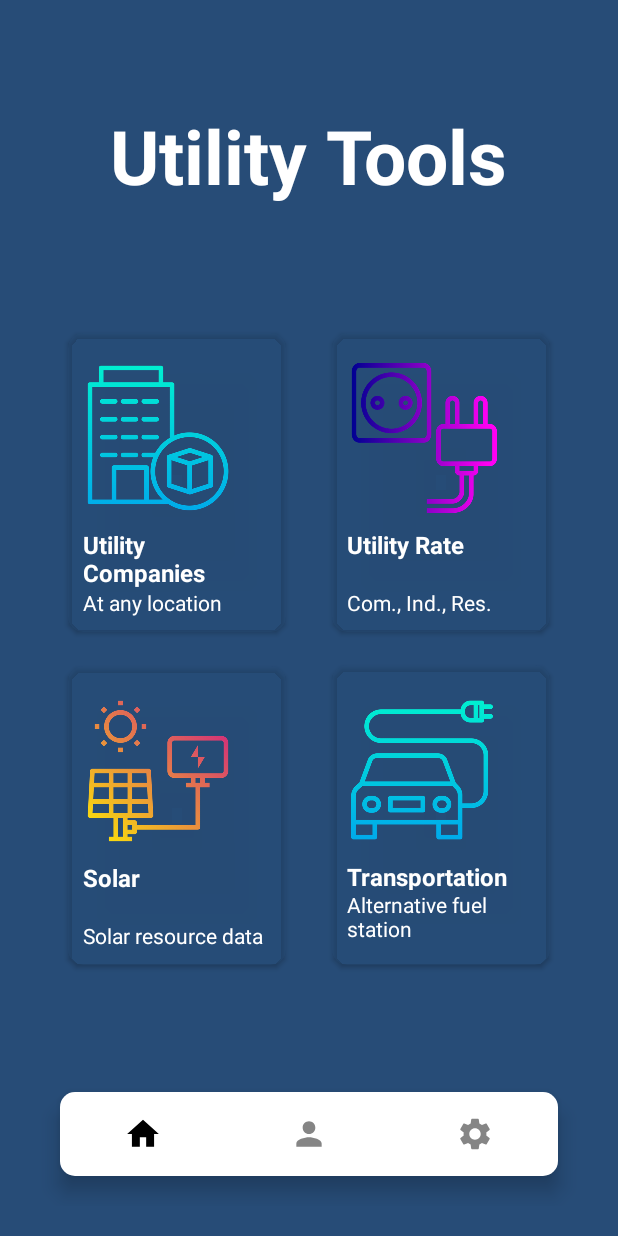
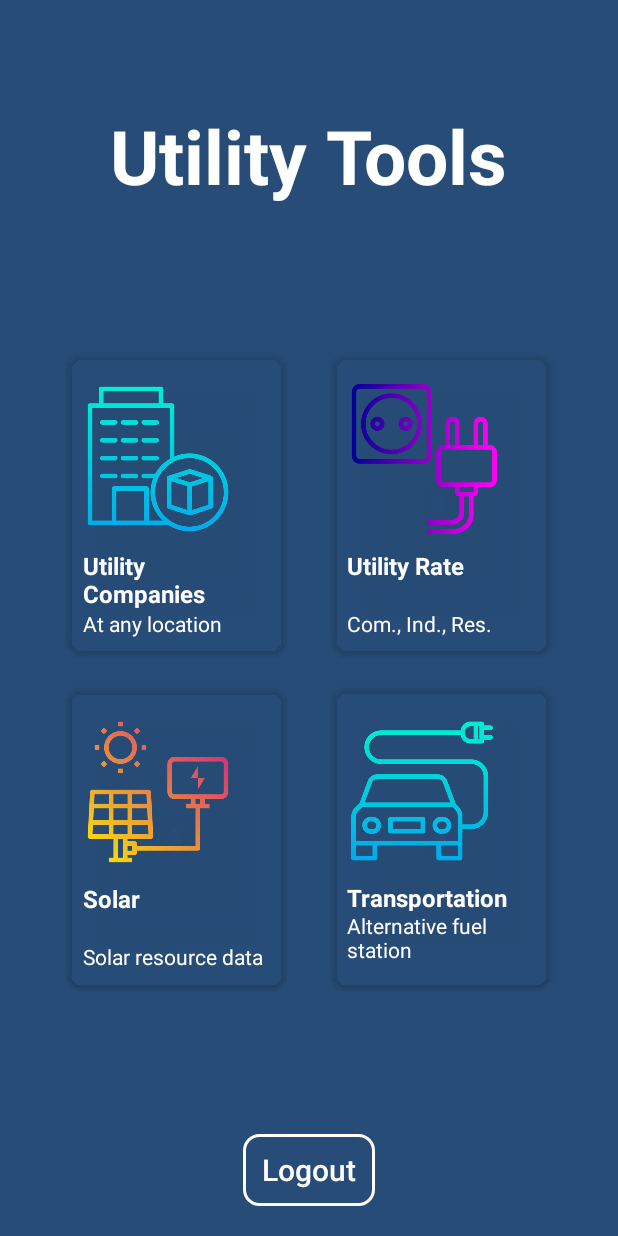
Before and after one commit to musa211/ElectricApp, an Android app: the UtilityDashboardActivity screen opened directly, with no data from a screen before it, on a phone screen of 412 x 824 dp. Run offline under Robolectric (Android 15) with nearby library versions, the phone set to English and light mode, and no system bars; our stand-ins replace Firebase (no records; nobody signed in at launch, a user with empty details on screens opened directly).

Commit message:
Added logout button and took out bottom navigation

```diff
--- a/app/build.gradle
+++ b/app/build.gradle
@@ -33,7 +33,7 @@ dependencies {
     implementation 'androidx.appcompat:appcompat:1.3.1'
     implementation 'com.google.android.material:material:1.4.0'
     implementation 'androidx.constraintlayout:constraintlayout:2.1.1'
-    implementation 'com.google.firebase:firebase-auth:19.2.0'
+    implementation 'com.google.firebase:firebase-auth:21.0.1'
     implementation 'com.google.android.gms:play-services-maps:17.0.0'
     implementation 'androidx.legacy:legacy-support-v4:1.0.0'
     testImplementation 'junit:junit:4.+'
--- a/app/src/main/AndroidManifest.xml
+++ b/app/src/main/AndroidManifest.xml
@@ -11,6 +11,9 @@
         android:roundIcon="@mipmap/ic_launcher_round"
         android:supportsRtl="true"
         android:theme="@style/Theme.ElectricApp">
+        <activity
+            android:name=".GoogleSignInActivity"
+            android:exported="true" />
         <activity
             android:name=".UtilityRequestRateActivity"
             android:exported="true" />
--- a/app/src/main/java/com/example/electricapp/UtilityDashboardActivity.java
+++ b/app/src/main/java/com/example/electricapp/UtilityDashboardActivity.java
@@ -7,6 +7,9 @@ import androidx.cardview.widget.CardView;
 import android.content.Intent;
 import android.os.Bundle;
 import android.view.View;
+import android.widget.Button;
+
+import com.google.firebase.auth.FirebaseAuth;
 
 public class UtilityDashboardActivity extends AppCompatActivity implements View.OnClickListener {
 
@@ -14,6 +17,9 @@ public class UtilityDashboardActivity extends AppCompatActivity implements View.
     private CardView cardTwo;
     private CardView cardThree;
     private CardView cardFour;
+
+    private Button btnLogout;
+    private FirebaseAuth mAuth;
 
     @Override
     protected void onCreate(Bundle savedInstanceState) {
@@ -34,6 +40,18 @@ public class UtilityDashboardActivity extends AppCompatActivity implements View.
         cardTwo.setOnClickListener(this);
         cardThree.setOnClickListener(this);
         cardFour.setOnClickListener(this);
+
+        btnLogout = findViewById(R.id.btnLogout);
+        mAuth = FirebaseAuth.getInstance();
+        btnLogout.setOnClickListener(new View.OnClickListener() {
+            @Override
+            public void onClick(View view) {
+                mAuth.signOut();
+                Intent intent = new Intent(UtilityDashboardActivity.this, LoginActivity.class);
+
+                startActivity(intent);
+            }
+        });
     }
 
     @Override
--- a/app/src/main/res/drawable/bottom_navigation_item.xml
+++ /dev/null
@@ -1,9 +0,0 @@
-<?xml version="1.0" encoding="utf-8"?>
-<selector xmlns:android="http://schemas.android.com/apk/res/android">
-
-
-    <item android:state_pressed="true" android:color="@color/black" />
-    <item android:state_checked="true" android:color="@color/black" />
-    <item android:color="@color/navi_bar_color" />
-
-</selector>
--- a/app/src/main/res/drawable/bottom_navigation_shape.xml
+++ /dev/null
@@ -1,9 +0,0 @@
-<?xml version="1.0" encoding="utf-8"?>
-<shape
-    xmlns:android="http://schemas.android.com/apk/res/android"
-    android:shape="rectangle" >
-
-    <solid  android:color="@color/white" />
-    <corners android:radius="10dp" />
-
-</shape>
--- a/app/src/main/res/drawable/ic_baseline_home_24.xml
+++ /dev/null
@@ -1,5 +0,0 @@
-<vector android:height="24dp" android:tint="#FFFFFF"
-    android:viewportHeight="24" android:viewportWidth="24"
-    android:width="24dp" xmlns:android="http://schemas.android.com/apk/res/android">
-    <path android:fillColor="@android:color/white" android:pathData="M10,20v-6h4v6h5v-8h3L12,3 2,12h3v8z"/>
-</vector>
--- a/app/src/main/res/drawable/ic_baseline_person_24.xml
+++ /dev/null
@@ -1,5 +0,0 @@
-<vector android:height="24dp" android:tint="#FFFFFF"
-    android:viewportHeight="24" android:viewportWidth="24"
-    android:width="24dp" xmlns:android="http://schemas.android.com/apk/res/android">
-    <path android:fillColor="@android:color/white" android:pathData="M12,12c2.21,0 4,-1.79 4,-4s-1.79,-4 -4,-4 -4,1.79 -4,4 1.79,4 4,4zM12,14c-2.67,0 -8,1.34 -8,4v2h16v-2c0,-2.66 -5.33,-4 -8,-4z"/>
-</vector>
--- a/app/src/main/res/drawable/ic_baseline_settings_24.xml
+++ /dev/null
@@ -1,5 +0,0 @@
-<vector android:height="24dp" android:tint="#FFFFFF"
-    android:viewportHeight="24" android:viewportWidth="24"
-    android:width="24dp" xmlns:android="http://schemas.android.com/apk/res/android">
-    <path android:fillColor="@android:color/white" android:pathData="M19.14,12.94c0.04,-0.3 0.06,-0.61 0.06,-0.94c0,-0.32 -0.02,-0.64 -0.07,-0.94l2.03,-1.58c0.18,-0.14 0.23,-0.41 0.12,-0.61l-1.92,-3.32c-0.12,-0.22 -0.37,-0.29 -0.59,-0.22l-2.39,0.96c-0.5,-0.38 -1.03,-0.7 -1.62,-0.94L14.4,2.81c-0.04,-0.24 -0.24,-0.41 -0.48,-0.41h-3.84c-0.24,0 -0.43,0.17 -0.47,0.41L9.25,5.35C8.66,5.59 8.12,5.92 7.63,6.29L5.24,5.33c-0.22,-0.08 -0.47,0 -0.59,0.22L2.74,8.87C2.62,9.08 2.66,9.34 2.86,9.48l2.03,1.58C4.84,11.36 4.8,11.69 4.8,12s0.02,0.64 0.07,0.94l-2.03,1.58c-0.18,0.14 -0.23,0.41 -0.12,0.61l1.92,3.32c0.12,0.22 0.37,0.29 0.59,0.22l2.39,-0.96c0.5,0.38 1.03,0.7 1.62,0.94l0.36,2.54c0.05,0.24 0.24,0.41 0.48,0.41h3.84c0.24,0 0.44,-0.17 0.47,-0.41l0.36,-2.54c0.59,-0.24 1.13,-0.56 1.62,-0.94l2.39,0.96c0.22,0.08 0.47,0 0.59,-0.22l1.92,-3.32c0.12,-0.22 0.07,-0.47 -0.12,-0.61L19.14,12.94zM12,15.6c-1.98,0 -3.6,-1.62 -3.6,-3.6s1.62,-3.6 3.6,-3.6s3.6,1.62 3.6,3.6S13.98,15.6 12,15.6z"/>
-</vector>
--- a/app/src/main/res/layout/activity_utility_dashboard.xml
+++ b/app/src/main/res/layout/activity_utility_dashboard.xml
@@ -34,7 +34,7 @@
         app:flow_maxElementsWrap="2"
         app:flow_verticalGap="10dp"
         app:flow_wrapMode="aligned"
-        app:layout_constraintBottom_toTopOf="@+id/bottomNavigation"
+        app:layout_constraintBottom_toTopOf="@+id/btnLogout"
         app:layout_constraintEnd_toEndOf="parent"
         app:layout_constraintStart_toStartOf="parent"
         app:layout_constraintTop_toBottomOf="@+id/tvTitle" />
@@ -209,19 +209,18 @@
 
     </androidx.cardview.widget.CardView>
 
-    <com.google.android.material.bottomnavigation.BottomNavigationView
-        android:id="@+id/bottomNavigation"
-        android:background="@drawable/bottom_navigation_shape"
-        android:elevation="10dp"
-        android:layout_alignParentBottom="true"
+    <Button
+        android:id="@+id/btnLogout"
+        android:background="@drawable/bg_input_shape"
         android:layout_height="wrap_content"
-        android:layout_width="match_parent"
-        android:layout_margin="20dp"
-        app:itemIconSize="25dp"
-        app:itemIconTint="@drawable/bottom_navigation_item"
-        app:itemRippleColor="@android:color/transparent"
-        app:layout_constraintBottom_toBottomOf="parent"
-        app:menu="@menu/menu_items"
-        app:labelVisibilityMode="unlabeled" />
+        android:layout_width="wrap_content"
+        android:layout_marginTop="25dp"
+        android:text="@string/logout"
+        android:textAllCaps="false"
+        android:textColor="@color/white"
+        android:textSize="20sp"
+        app:layout_constraintEnd_toEndOf="parent"
+        app:layout_constraintStart_toStartOf="parent"
+        app:layout_constraintBottom_toBottomOf="parent" />
 
 </androidx.constraintlayout.widget.ConstraintLayout>
--- a/app/src/main/res/menu/menu_items.xml
+++ /dev/null
@@ -1,16 +0,0 @@
-<?xml version="1.0" encoding="utf-8"?>
-<menu xmlns:android="http://schemas.android.com/apk/res/android" >
-
-    <item android:id="@+id/nav_home"
-        android:icon="@drawable/ic_baseline_home_24"
-        android:title="@string/home" />
-
-    <item android:id="@+id/nav_profile"
-        android:icon="@drawable/ic_baseline_person_24"
-        android:title="@string/profile" />
-
-    <item android:id="@+id/nav_settings"
-        android:icon="@drawable/ic_baseline_settings_24"
-        android:title="@string/settings" />
-
-</menu>
--- a/app/src/main/res/values/strings.xml
+++ b/app/src/main/res/values/strings.xml
@@ -42,6 +42,7 @@
     <string name="icon_electric">Icon of Electricity</string>
     <string name="icon_solar">Icon of solar power</string>
     <string name="icon_transportation">Icon of electric vehicle transportation</string>
+    <string name="logout">Logout</string>
 
     <!-- Utility Information Request page strings -->
     <string name="utility_request_title">Utility Information Request</string>
--- a/build.gradle
+++ b/build.gradle
@@ -6,7 +6,7 @@ buildscript {
     }
     dependencies {
         classpath "com.android.tools.build:gradle:7.0.2"
-        classpath 'com.google.gms:google-services:4.3.3'
+        classpath 'com.google.gms:google-services:4.3.10'
 
         // NOTE: Do not place your application dependencies here; they belong
         // in the individual module build.gradle files
```
